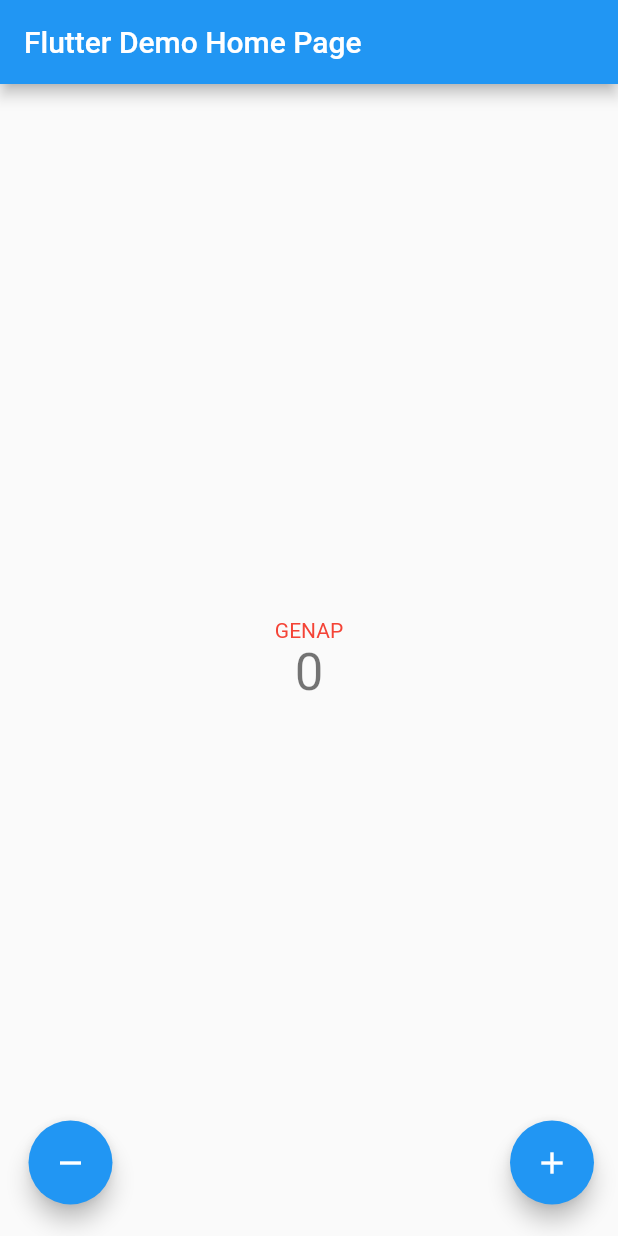
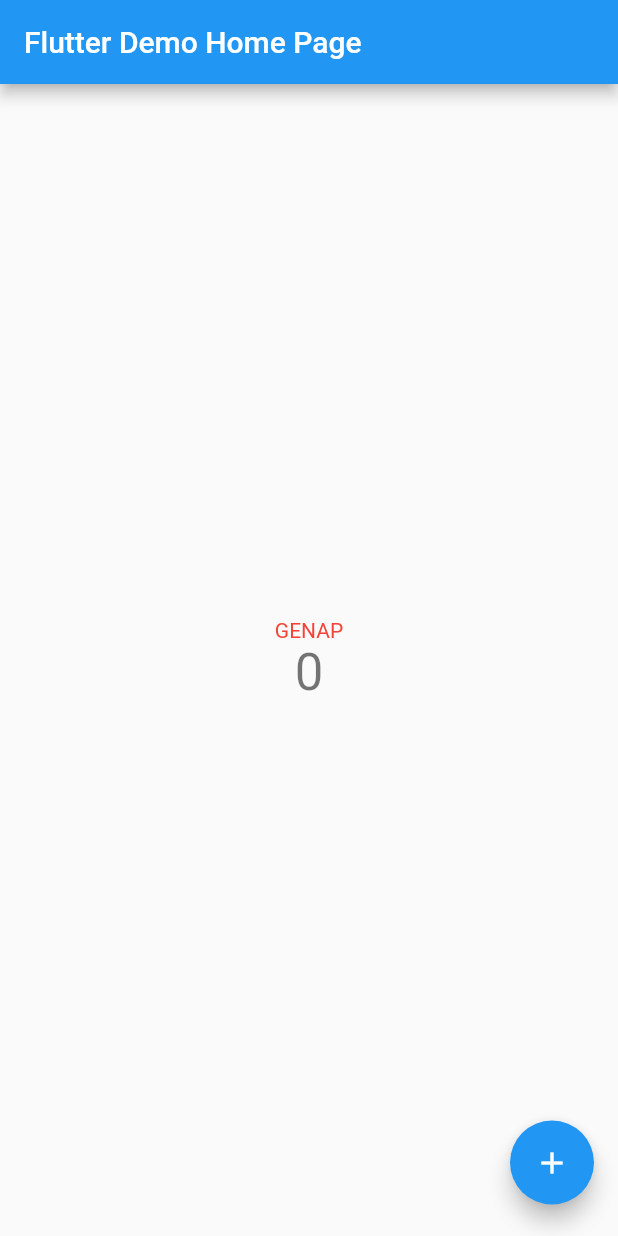
Before and after one commit to SakinahRichas/pbp-flutter-lab, a Flutter app: the screen it shows after launch, on a phone screen of 412 x 824 dp. Run offline on Flutter 3.47's test engine with Material 2 defaults, Android fonts, the phone set to English and light mode, and no system bars.

```diff
--- a/lib/main.dart
+++ b/lib/main.dart
@@ -115,15 +115,11 @@ class _MyHomePageState extends State<MyHomePage> {
             _counter % 2 == 0 ?
               const Text(
                 "GENAP",
-                style: TextStyle(
-                  color: Colors.red,
-                ),
+                style: TextStyle(color: Colors.red,),
               ):
               const Text(
                 "GANJIL",
-                style: TextStyle(
-                  color: Colors.blue,
-                ),
+                style: TextStyle(color: Colors.blue,),
               ),
             Text(
               '$_counter',
@@ -142,27 +138,25 @@ class _MyHomePageState extends State<MyHomePage> {
 
       floatingActionButton: Container(
 
-        margin: const EdgeInsets.only(left:35, bottom:5),
+        margin: const EdgeInsets.only(left:25, bottom:5),
 
         child: Row(
-          crossAxisAlignment: CrossAxisAlignment.end,
+          mainAxisAlignment: MainAxisAlignment.spaceBetween,
 
           children:[
-            Visibility(
-              visible: true,
-              child: FloatingActionButton(
-                onPressed: _decrementCounter,
-                tooltip: 'decrement',
-                child: const Icon(Icons.remove),
-              ),
-            ),
-            Expanded(child: Container()),
-
+            _counter > 0 ?
+            FloatingActionButton(
+              onPressed: _decrementCounter,
+              tooltip: 'decrement',
+              child: const Icon(Icons.remove),
+            )
+            : const SizedBox(),
             FloatingActionButton(
               onPressed: _incrementCounter,
               tooltip: 'increment',
               child: const Icon(Icons.add),
-            ),
+            )
+
           ],
         ),
       )
```
Also changed, not shown: 1 other file.
